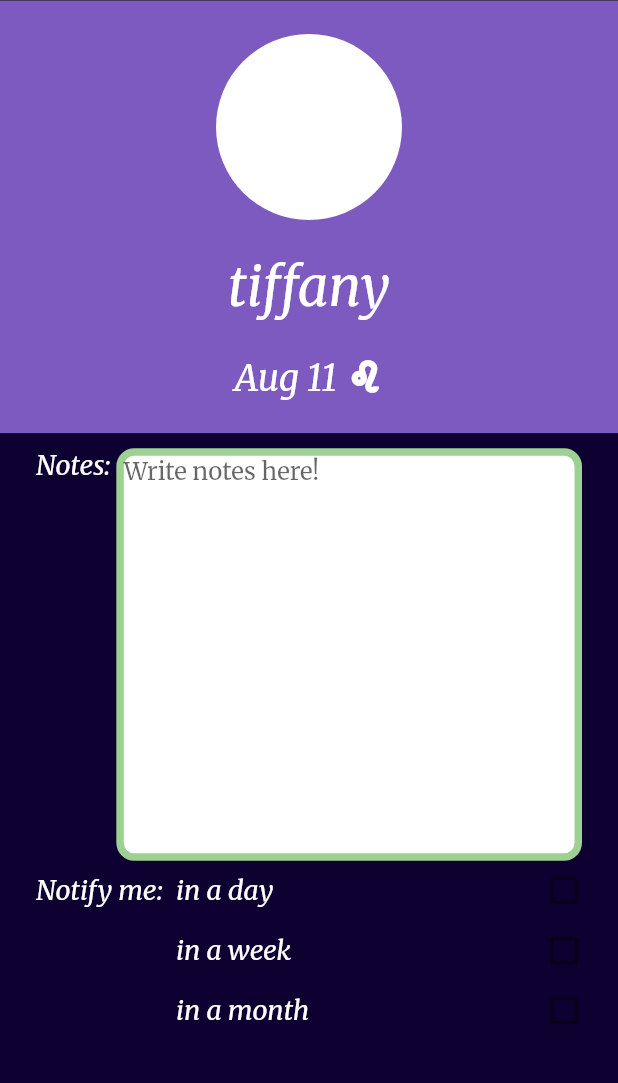
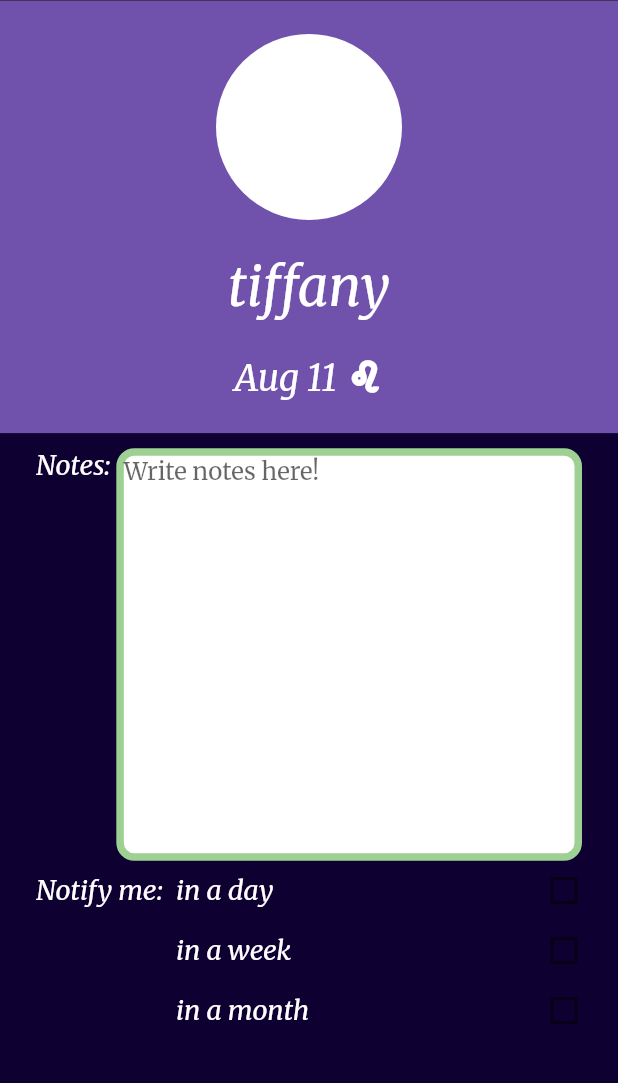
Before and after one commit to T-Takeshige/virgo, a Flutter app: the screen it shows after launch, after a tap on the "add" icon, after a tap on "tiffany", on a phone screen of 412 x 824 dp, the part 97-1180 px from its top. Run offline on Flutter 3.47's test engine with Material 2 defaults, Android fonts, the phone set to English and light mode, and no system bars; our stand-ins replace flutter_sticky_header, google_fonts.

Commit message:
code cleanup + color styling

```diff
--- a/lib/main.dart
+++ b/lib/main.dart
@@ -7,6 +7,7 @@ import 'package:provider/provider.dart';
 import 'dart:math' as math;
 
 import 'package:virgo/profile_page.dart';
+import 'package:virgo/styles.dart';
 
 void main() {
   runApp(MyApp());
@@ -31,15 +32,13 @@ class MyApp extends StatelessWidget {
         title: 'Virgo',
         theme: ThemeData(
           backgroundColor: Colors.grey[900],
-          scaffoldBackgroundColor: Color(0xff0F0032),
+          scaffoldBackgroundColor: themeNavy,
           appBarTheme: AppBarTheme(
             brightness: Brightness.dark,
             color: Colors.grey[800],
           ),
           primaryColorBrightness: Brightness.dark,
-          primaryColor: Colors.grey[900],
-          accentColorBrightness: Brightness.dark,
-          accentColor: Color(0xff7c5abf),
+          primaryColor: themeCornfield,
           textTheme: GoogleFonts.merriweatherTextTheme(),
           visualDensity: VisualDensity.adaptivePlatformDensity,
         ),
@@ -86,6 +85,7 @@ class _HomeState extends State<Home> {
       ),
       floatingActionButton: FloatingActionButton(
         child: Icon(Icons.add),
+        backgroundColor: Theme.of(context).primaryColor,
         onPressed: () {
           Provider.of<FriendsList>(context, listen: false)
               .add(Friend('Susan', MyDate(month: 9, day: 15)));
@@ -101,7 +101,7 @@ class _HomeState extends State<Home> {
         minHeight: 40.0,
         maxHeight: 40.0,
         child: Container(
-          color: Theme.of(context).accentColor,
+          color: Theme.of(context).primaryColor,
           child: Center(
               child: Text(
             headerText,
@@ -118,7 +118,6 @@ class _HomeState extends State<Home> {
     friendsList.sortFrom(now);
     List<Widget> widgets = [makeHeader('Today is ${dateTimeToString(now)}')];
 
-    int closeness = 0;
     int index = 0;
     List<int> headerPos = [0, 0, 0, 0];
 
@@ -167,7 +166,6 @@ class _HomeState extends State<Home> {
 
     // if there are birthdays within a week, create a new SliverStickyHead for
     // people with birthdays within a week
-    dateTime = friendsList.friends[index].birthday.toDateTime();
     if (dateTime.difference(now).inDays <= 7) {
       while (dateTime.difference(now).inDays <= 7) {
         if (++index == friendsList.friends.length) break;
@@ -190,7 +188,6 @@ class _HomeState extends State<Home> {
 
     // if there are birthdays next month, create a new SliverStickyHead for
     // people with birthdays wnext month
-    dateTime = friendsList.friends[index].birthday.toDateTime();
     if (dateTime.month == now.month + 1 || dateTime.month == now.month) {
       while (dateTime.month == now.month + 1 || dateTime.month == now.month) {
         if (++index == friendsList.friends.length) break;
@@ -275,9 +272,30 @@ class _HomeState extends State<Home> {
   }
 
   Widget _buildImportanceHeader(String importance) {
+    Color color;
+    switch (importance) {
+      case 'Today!':
+        color = themeLilac;
+        break;
+      case 'Tomorrow!':
+        color = themeLilac1;
+        break;
+      case 'In a week':
+        color = themeLilac2;
+        break;
+      case 'In a month':
+        color = themeLilac3;
+        break;
+      case 'In a while':
+        color = themeLilac4;
+        break;
+      default:
+        color = themeCornfield;
+    }
+
     return Container(
       height: 40.0,
-      color: Theme.of(context).accentColor,
+      color: color,
       padding: EdgeInsets.symmetric(horizontal: 16.0),
       alignment: Alignment.center,
       child: Text(
--- a/lib/profile_page.dart
+++ b/lib/profile_page.dart
@@ -1,8 +1,8 @@
 import 'package:flutter/material.dart';
 import 'package:google_fonts/google_fonts.dart';
 import 'package:provider/provider.dart';
-import 'package:virgo/accessories/astrology_icons.dart';
 import 'package:virgo/models/friend.dart';
+import 'package:virgo/styles.dart';
 
 // ignore: must_be_immutable
 class Profile extends StatefulWidget {
@@ -29,6 +29,23 @@ class _ProfileState extends State<Profile> {
 
   @override
   Widget build(BuildContext context) {
+    DateTime now = DateTime.now();
+    Color birthdayColor;
+    if (widget.friend.birthday.month == now.month &&
+        widget.friend.birthday.day == now.day)
+      birthdayColor = themeLilac;
+    else {
+      DateTime birthday = widget.friend.birthday.toDateTime();
+      if (birthday.difference(now).inDays <= 1)
+        birthdayColor = themeLilac1;
+      else if (birthday.difference(now).inDays <= 7)
+        birthdayColor = themeLilac2;
+      else if (birthday.month == now.month + 1 || birthday.month == now.month)
+        birthdayColor = themeLilac3;
+      else
+        birthdayColor = themeLilac4;
+    }
+
     return GestureDetector(
       onTap: () {
         FocusScopeNode currentFocus = FocusScope.of(context);
@@ -63,7 +80,7 @@ class _ProfileState extends State<Profile> {
                 Flexible(
                   flex: 4,
                   child: Container(
-                    color: Theme.of(context).accentColor,
+                    color: birthdayColor,
                     child: Column(
                       mainAxisAlignment: MainAxisAlignment.spaceEvenly,
                       crossAxisAlignment: CrossAxisAlignment.center,
@@ -146,7 +163,7 @@ class _ProfileState extends State<Profile> {
                                       borderRadius: BorderRadius.all(
                                           Radius.circular(12.0)),
                                       border: Border.all(
-                                        color: Color(0xff9DD092),
+                                        color: themeCornfield,
                                         width: 5.0,
                                       ),
                                     ),
@@ -273,7 +290,7 @@ class _MyCheckBoxTileState extends State<MyCheckBoxTile> {
               width: 24.0,
               child: Checkbox(
                 activeColor: Colors.white,
-                checkColor: Theme.of(context).accentColor,
+                checkColor: themeNavy,
                 hoverColor: Colors.white,
                 focusColor: Colors.white,
                 value: _isSelected,
--- /dev/null
+++ b/lib/styles.dart
@@ -0,0 +1,9 @@
+import 'package:flutter/material.dart';
+
+Color themeCornfield = Color(0xff9DD092);
+Color themeNavy = Color(0xff0F0032);
+Color themeLilac = Color(0xff7c5abf);
+Color themeLilac1 = Color(0xff7051ac);
+Color themeLilac2 = Color(0xff634899);
+Color themeLilac3 = Color(0xff573f86);
+Color themeLilac4 = Color(0xff4a3673);
```
